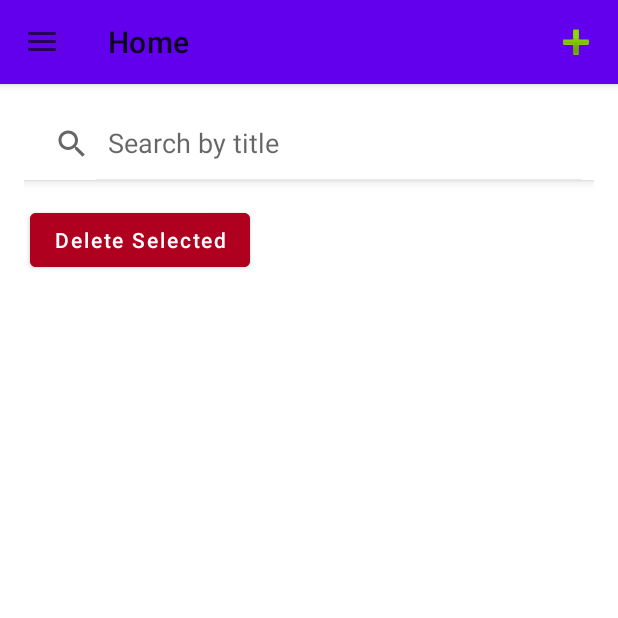
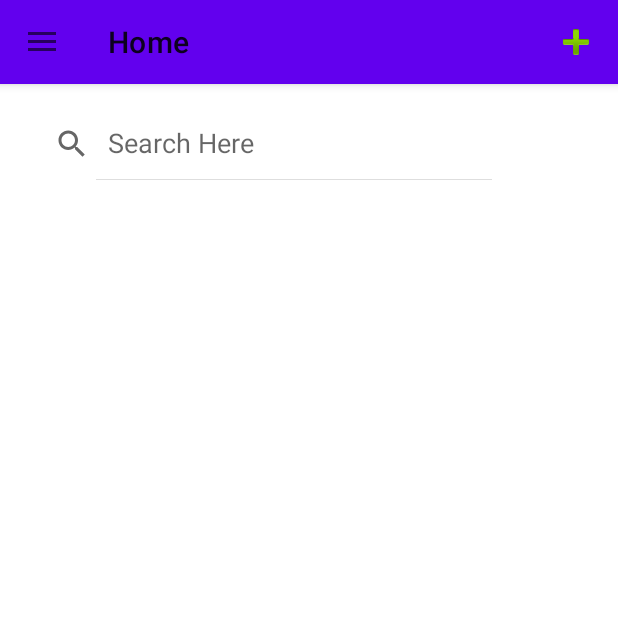
Before and after one commit to Kianmhz/Mobile_Lab, an Android app: the screen it shows after launch (MainActivity), on a phone screen of 412 x 824 dp, the top half of it. Run offline under Robolectric (Android 15) with nearby library versions, the phone set to English and light mode, and no system bars; 3 statements that could not run were skipped.

Commit message:
Finished todo app - main activity, task model, layouts, menu

```diff
--- a/app/src/main/AndroidManifest.xml
+++ b/app/src/main/AndroidManifest.xml
@@ -11,19 +11,20 @@
         android:roundIcon="@mipmap/ic_launcher_round"
         android:supportsRtl="true"
         android:theme="@style/Theme.ToDo">
+
         <activity
             android:name=".MainActivity"
             android:exported="true">
             <intent-filter>
                 <action android:name="android.intent.action.MAIN" />
-
                 <category android:name="android.intent.category.LAUNCHER" />
             </intent-filter>
         </activity>
+
         <activity
             android:name=".AddNoteActivity"
             android:exported="false"
-            android:label="Add Note"/>
+            android:label="Add Note" />
     </application>
 
 </manifest>
--- a/app/src/main/java/com/example/todo/Task.kt
+++ b/app/src/main/java/com/example/todo/Task.kt
@@ -6,6 +6,5 @@ data class Task(
     val note: String,
     val color: Int,
     val createdAt: Long,
-    val done: Boolean,
-    val checkbox: Boolean = false,
+    val done: Boolean
 )
--- a/app/src/main/res/layout/activity_main.xml
+++ b/app/src/main/res/layout/activity_main.xml
@@ -27,35 +27,13 @@
                 android:layout_height="wrap_content"
                 android:padding="16dp">
 
-                <!-- SearchView moved from menu to layout -->
-                <androidx.appcompat.widget.SearchView
+                <SearchView
                     android:id="@+id/searchBar"
-                    android:layout_width="match_parent"
-                    android:layout_height="wrap_content"
-                    android:background="@android:color/white"
-                    android:elevation="4dp"
-                    android:layout_marginBottom="12dp"
-                    app:iconifiedByDefault="false"
-                    app:queryHint="Search by title" />
-
-                <!-- Delete button -->
-                <Button
-                    android:id="@+id/btnDeleteSelected"
                     android:layout_width="wrap_content"
                     android:layout_height="wrap_content"
-                    android:text="Delete Selected"
-                    android:textAllCaps="false"
-                    android:textSize="14sp"
-                    android:paddingHorizontal="16dp"
-                    android:paddingVertical="8dp"
-                    android:backgroundTint="@color/design_default_color_error"
-                    android:textColor="@android:color/white"
-                    android:layout_marginBottom="12dp"
-                    android:layout_gravity="start"
-                    android:layout_marginTop="4dp"
-                    android:layout_marginStart="4dp" />
+                    android:iconifiedByDefault="false"
+                    android:queryHint="Search Here" />
 
-                <!-- Task list -->
                 <androidx.recyclerview.widget.RecyclerView
                     android:id="@+id/tasks_arr"
                     android:layout_width="match_parent"
--- a/app/src/main/res/menu/menu_main.xml
+++ b/app/src/main/res/menu/menu_main.xml
@@ -1,12 +1,8 @@
-<?xml version="1.0" encoding="utf-8"?>
 <menu xmlns:android="http://schemas.android.com/apk/res/android"
     xmlns:app="http://schemas.android.com/apk/res-auto">
-
-    <!-- Search removed from menu, now in activity_main.xml -->
-
     <item
         android:id="@+id/action_add"
-        android:title="Add"
+        android:title="@string/menu_add"
         android:icon="@android:drawable/ic_input_add"
         app:showAsAction="always" />
 </menu>
```
Also changed, not shown: app/src/main/java/com/example/todo/MainActivity.kt (+34 -124 lines), 1 other file.
